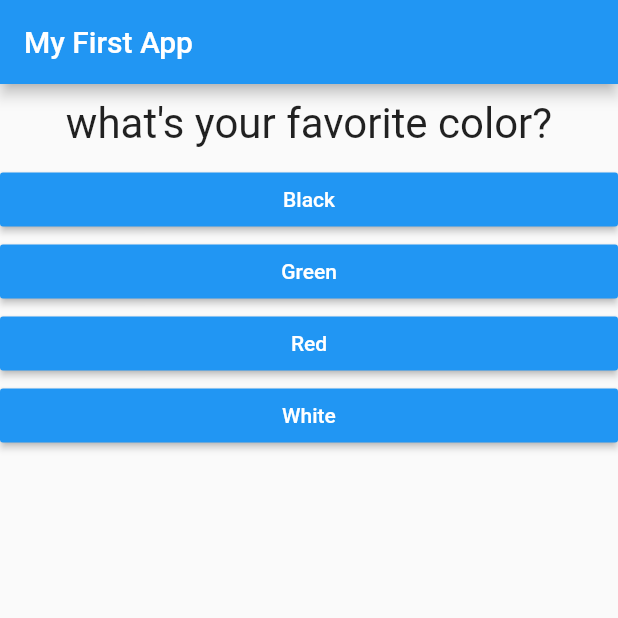
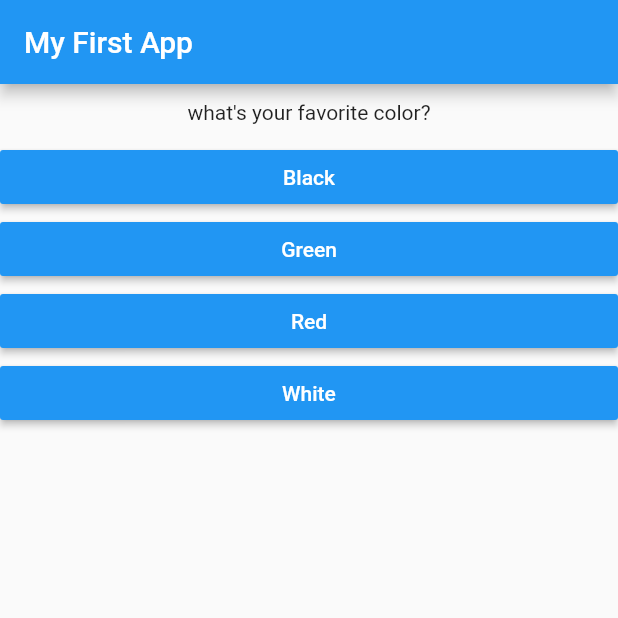
Before and after one commit to 1-MuhammadAli/flutter_complete_guide, a Flutter app: the screen it shows after launch, on a phone screen of 412 x 824 dp, the top half of it. Run offline on Flutter 3.47's test engine with Material 2 defaults, Android fonts, the phone set to English and light mode, and no system bars; statements that could not run were skipped.

Commit message:
complete flutter_complete_guide App

```diff
--- a/lib/main.dart
+++ b/lib/main.dart
@@ -29,7 +29,7 @@ class _MyAppState extends State<MyApp> {
       'questionText': 'what\'s your favorite animal?',
       'answers': [
         {'text':'Rabbit','score':3},
-        {'text':'Goat','score':11},
+        {'text':'Goat','score':12},
         {'text':'Horse','score':5},
         {'text':'Camel','score':9}
       ],
--- a/lib/question.dart
+++ b/lib/question.dart
@@ -8,9 +8,9 @@ class Question extends StatelessWidget {
   Widget build(BuildContext context) {
     return Container(
       width: double.infinity,
-      margin: EdgeInsets.all(10),
+      margin: EdgeInsets.all(11),
       child: Text(questionText,
-      style:TextStyle(fontSize:28),
+      style:TextStyle(fontSize:27gi),
       textAlign: TextAlign.center,
       ),
     );
```
